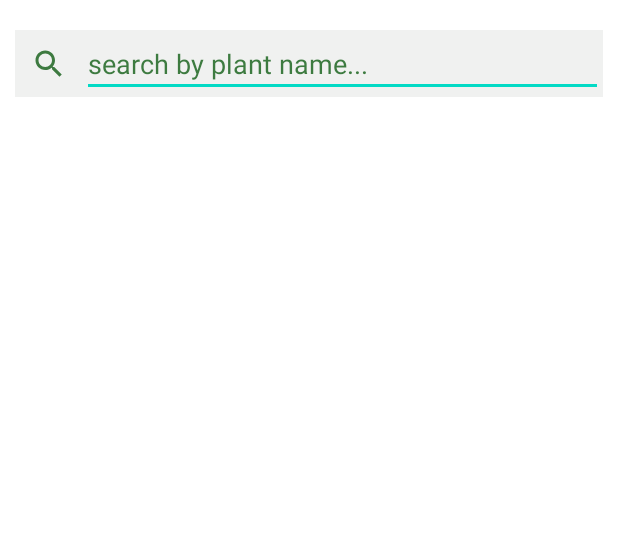
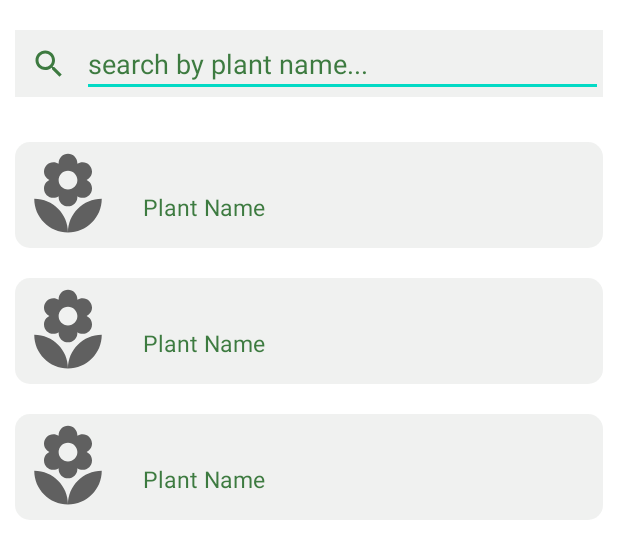
Before and after one commit to emepox/Plapp, an Android app: the layout fragment_search_by_name.xml on its own in the app's theme, with its tools: preview values and no code run, on a phone screen of 412 x 824 dp. Shown: the top 559 px of the screen. Run offline under Robolectric (Android 15) with nearby library versions, the phone set to English and light mode, and no system bars.

Commit message:
list item for search by name added

```diff
--- a/app/src/main/res/layout/fragment_search_by_name.xml
+++ b/app/src/main/res/layout/fragment_search_by_name.xml
@@ -48,6 +48,7 @@
         android:layout_marginTop="20dp"
         android:orientation="vertical"
         app:layout_constraintBottom_toBottomOf="parent"
-        app:layout_constraintTop_toBottomOf="@+id/clSearch"/>
+        app:layout_constraintTop_toBottomOf="@+id/clSearch"
+        tools:listitem="@layout/item_search_plant_byname"/>
 
 </androidx.constraintlayout.widget.ConstraintLayout>
--- /dev/null
+++ b/app/src/main/res/layout/item_search_plant_byname.xml
@@ -0,0 +1,50 @@
+<?xml version="1.0" encoding="utf-8"?>
+<androidx.constraintlayout.widget.ConstraintLayout xmlns:android="http://schemas.android.com/apk/res/android"
+    xmlns:app="http://schemas.android.com/apk/res-auto"
+    android:layout_width="match_parent"
+    android:layout_height="wrap_content"
+    android:layout_marginHorizontal="10dp"
+    android:layout_marginVertical="10dp">
+
+    <androidx.cardview.widget.CardView
+        android:layout_width="match_parent"
+        android:layout_height="wrap_content"
+        app:cardCornerRadius="10dp"
+        app:layout_constraintTop_toTopOf="parent">
+
+        <androidx.constraintlayout.widget.ConstraintLayout
+            android:layout_width="match_parent"
+            android:layout_height="wrap_content"
+            android:background="@color/light_grey"
+            android:padding="5dp">
+
+            <ImageView
+                android:id="@+id/ivPlantImage"
+                android:layout_width="wrap_content"
+                android:layout_height="60dp"
+                android:adjustViewBounds="true"
+                android:scaleType="fitCenter"
+                android:src="@drawable/ic_flower"
+                app:layout_constraintStart_toStartOf="parent"
+                app:layout_constraintTop_toTopOf="parent" />
+
+            <TextView
+                android:id="@+id/tvPlantName"
+                android:layout_width="0dp"
+                android:layout_height="wrap_content"
+                android:layout_marginStart="20dp"
+                android:layout_marginTop="15dp"
+                android:ellipsize="end"
+                android:lines="1"
+                android:text="Plant Name"
+                android:textColor="@color/dark_green"
+                android:textSize="15sp"
+                app:layout_constraintBottom_toBottomOf="@id/ivPlantImage"
+                app:layout_constraintEnd_toEndOf="parent"
+                app:layout_constraintStart_toEndOf="@id/ivPlantImage"
+                app:layout_constraintTop_toTopOf="@id/ivPlantImage" />
+
+        </androidx.constraintlayout.widget.ConstraintLayout>
+    </androidx.cardview.widget.CardView>
+
+</androidx.constraintlayout.widget.ConstraintLayout>
```
